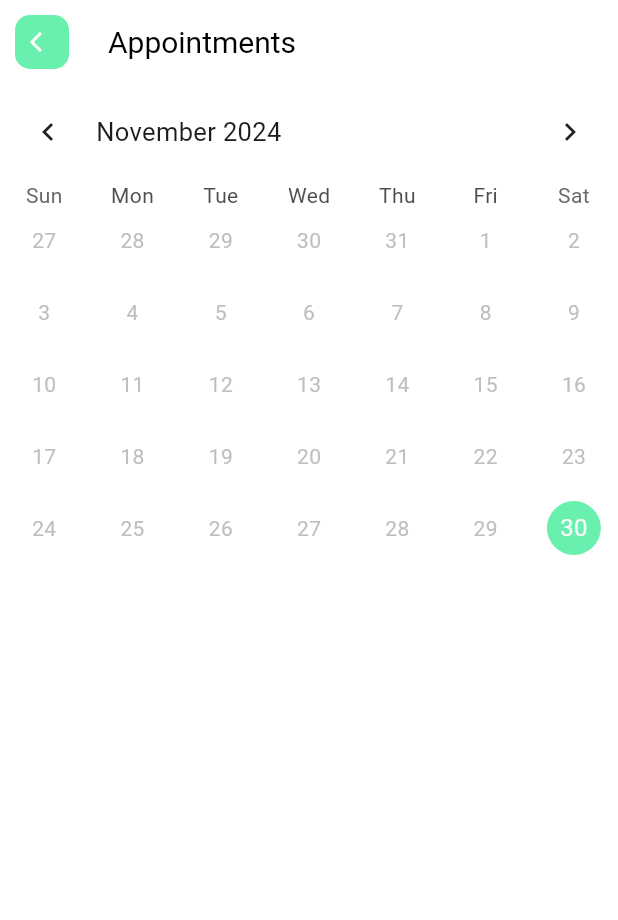
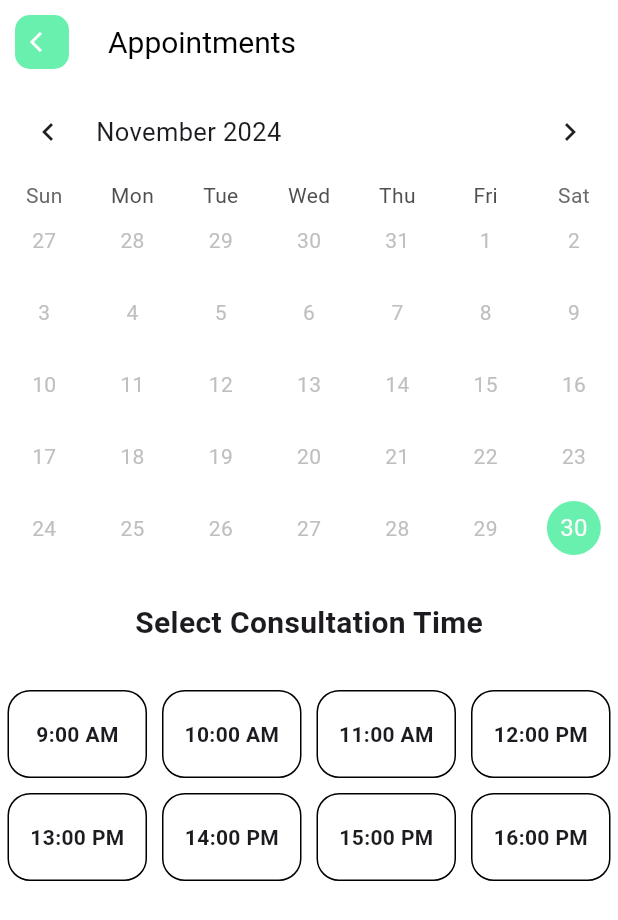
Before and after one commit to natanmuletahunde/DR-Apponitment_app, a Flutter app: the BookingPage screen opened by its route, on a phone screen of 412 x 824 dp. Shown: the top 920 px of the screen. Run offline on Flutter 3.47's test engine with Material 3 defaults, Android fonts, the phone set to English and light mode, and no system bars; drawn by our look-alikes of table_calendar; our stand-ins replace font_awesome_flutter.

Commit message:
tablecalander

```diff
--- a/lib/screens/booking_page.dart
+++ b/lib/screens/booking_page.dart
@@ -23,8 +23,8 @@ class _BookingPageState extends State<BookingPage> {
   @override
   Widget build(BuildContext context) {
     Config.init(context);
-    return  Scaffold(
-      appBar: const  PreferredSize(
+    return Scaffold(
+      appBar: const PreferredSize(
         preferredSize: Size.fromHeight(kToolbarHeight),
         child: CustomAppBar(
           appTitle: 'Appointments',
@@ -43,11 +43,80 @@ class _BookingPageState extends State<BookingPage> {
                     horizontal: 10,
                     vertical: 25,
                   ),
-
+                  child: Center(
+                    child: Text(
+                      'Select Consultation Time',
+                      style: TextStyle(
+                        fontWeight: FontWeight.bold,
+                        fontSize: 20,
                       ),
-              ]
+                    ),
+                  ),
+                ),
+              ],
+            ),
+          ),
+          // Display message for weekends or grid for time selection
+          _isWeekend
+              ? SliverToBoxAdapter(
+                  child: Container(
+                    padding: const EdgeInsets.symmetric(
+                        horizontal: 10, vertical: 30),
+                    alignment: Alignment.center,
+                    child: const Text(
+                      'Weekend is not available, please select another date',
+                      style: TextStyle(
+                        fontSize: 18,
+                        fontWeight: FontWeight.bold,
+                        color: Colors.grey,
+                      ),
+                    ),
                   ),
                 )
+              : SliverGrid(
+                  delegate: SliverChildBuilderDelegate(
+                    (context, index) {
+                      return InkWell(
+                        splashColor: Colors.transparent,
+                        onTap: () {
+                          setState(() {
+                            _currentIndex = index;
+                            _timeSelected = true;
+                          });
+                        },
+                        child: Container(
+                          margin: const EdgeInsets.all(5),
+                          decoration: BoxDecoration(
+                            border: Border.all(
+                              color: _currentIndex == index
+                                  ? Colors.white
+                                  : Colors.black,
+                            ),
+                            borderRadius: BorderRadius.circular(15),
+                            color: _currentIndex == index
+                                ? Config.primaryColor
+                                : null,
+                          ),
+                          alignment: Alignment.center,
+                          child: Text(
+                            '${index + 9}:00 ${index + 9 > 11 ? "PM" : "AM"}',
+                            style: TextStyle(
+                              fontWeight: FontWeight.bold,
+                              color: _currentIndex == index
+                                  ? Colors.white
+                                  : null,
+                            ),
+                          ),
+                        ),
+                      );
+                    },
+                    childCount: 8,
+                  ),
+                  gridDelegate: const SliverGridDelegateWithFixedCrossAxisCount(
+                    crossAxisCount: 4,
+                    childAspectRatio: 1.5,
+                  ),
+                ),
         ],
       ),
     );
@@ -58,7 +127,7 @@ Widget _tableCalender() {
     return TableCalendar(
       focusedDay: _focusDay, // Ensure _focusDay is initialized properly
       firstDay: DateTime.now(),
-    lastDay: DateTime(2024, 30, 11),
+      lastDay: DateTime(2024, 11, 30), // Updated for the proper date format
       calendarFormat: _format,
       currentDay: _currentDay, // Use _currentDay here
       rowHeight: 48,
@@ -93,5 +162,4 @@ Widget _tableCalender() {
       },
     );
   }
-
 }
```
Lines whose indentation alone changed are shown as unchanged.
